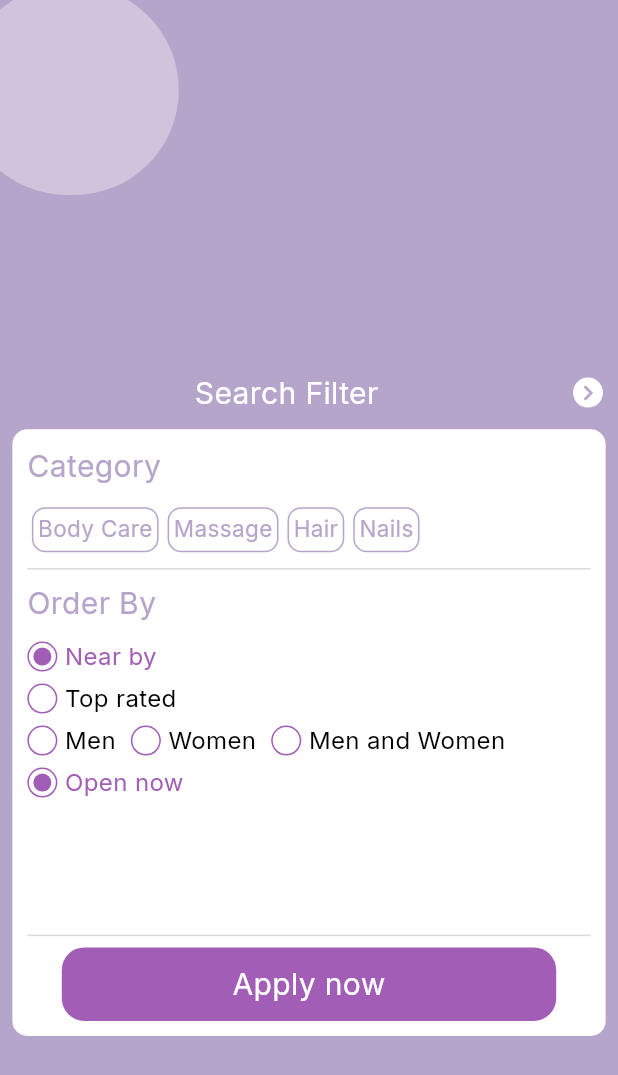
After one commit to Djihanegh/spavation_flutter_app, a Flutter app: the screen it shows after launch, after a tap on the "map" icon, on a phone screen of 412 x 824 dp. The commit adds this screen. Shown: the top 1075 px of the screen. Run offline on Flutter 3.47's test engine with Material 2 defaults, Android fonts, the phone set to English and light mode, and no system bars; drawn by our look-alikes of auto_size_text; our stand-ins replace flutter_svg, google_fonts.

Commit message:
completed filter screen

```diff
--- a/lib/app/theme.dart
+++ b/lib/app/theme.dart
@@ -4,16 +4,15 @@ import 'package:flutter/material.dart';
 
 const appPrimaryColor = Color(0xFFB6A5CA);
 const appLightGrey = Color(0xFFBEBEBE);
+
 final blackWith16Opacity = Colors.black.withOpacity(0.16);
 const appPurple = Color(0xFFB6A5CA);
 const appDarkBlue = Color(0xFF271C5D);
 const appYellowColor = Color(0xFFFFF700);
 const appStarGrey = Color(0xFFDADADA);
 const headerTextColor = Color(0xFF4754A0);
-
-
-
-
+const dividerColor = Color(0xFFDBDBDB);
+const appFilterCoLOR = Color(0xFFA25DB6);
 
 appBottomCircularRadius(double value) => BorderRadius.only(
     bottomLeft: Radius.circular(value), bottomRight: Radius.circular(value));
--- a/lib/core/utils/constant.dart
+++ b/lib/core/utils/constant.dart
@@ -0,0 +1 @@
+List<String> categories = ['Body Care', 'Massage', 'Hair', 'Nails'];
--- a/lib/core/widgets/splash_screen.dart
+++ b/lib/core/widgets/splash_screen.dart
@@ -1,6 +1,6 @@
 import 'package:flutter/material.dart';
 import 'package:flutter_svg/flutter_svg.dart';
-import 'package:spavation/features/home/presentation/screens/home.dart';
+import 'package:spavation/features/home/presentation/screens/home/home.dart';
 import 'package:spavation/generated/assets.dart';
 
 import '../../app/theme.dart';
--- /dev/null
+++ b/lib/features/home/presentation/screens/filter/filter_screen.dart
@@ -0,0 +1,191 @@
+import 'package:auto_size_text/auto_size_text.dart';
+import 'package:flutter/material.dart';
+import 'package:spavation/core/extensions/sizedBoxExt.dart';
+import 'package:spavation/core/utils/app_styles.dart';
+import 'package:spavation/core/utils/constant.dart';
+
+import '../../../../../app/theme.dart';
+import '../../../../../core/utils/size_config.dart';
+import 'widgets/filter_choice_box.dart';
+
+class FilterScreen extends StatefulWidget {
+  const FilterScreen({super.key});
+
+  @override
+  State<FilterScreen> createState() => _FilterScreenState();
+}
+
+class _FilterScreenState extends State<FilterScreen> {
+  @override
+  Widget build(BuildContext context) {
+    screenSizeInit(context);
+    return Scaffold(
+        backgroundColor: appPurple,
+        body: Center(
+            child: Stack(
+          alignment: Alignment.center,
+          children: [
+            Padding(
+                padding: EdgeInsets.only(top: sh! * 0.3),
+                child: Column(
+                  mainAxisAlignment: MainAxisAlignment.start,
+                  crossAxisAlignment: CrossAxisAlignment.center,
+                  children: [
+                    Row(
+                      mainAxisAlignment: MainAxisAlignment.end,
+                      crossAxisAlignment: CrossAxisAlignment.center,
+                      children: [
+                        Expanded(
+                            child: Align(
+                                alignment: Alignment.center,
+                                child: AutoSizeText(
+                                  'Search Filter',
+                                  style: TextStyles.inter
+                                      .copyWith(color: Colors.white),
+                                ))),
+                        Padding(
+                            padding: const EdgeInsets.only(right: 10),
+                            child: Container(
+                              height: 20,
+                              width: 20,
+                              decoration: const BoxDecoration(
+                                  shape: BoxShape.circle, color: Colors.white),
+                              child: Center(
+                                  child: IconButton(
+                                splashRadius: 10,
+                                iconSize: 20,
+                                padding: paddingAll(0),
+                                icon: const Icon(
+                                  Icons.navigate_next,
+                                  color: appPrimaryColor,
+                                  size: 20,
+                                ),
+                                onPressed: () => Navigator.pop(context),
+                              )),
+                            ))
+                      ],
+                    ),
+                    10.heightXBox,
+                    Container(
+                      width: sw! * 0.96,
+                      padding: paddingAll(10),
+                      decoration: BoxDecoration(
+                          color: Colors.white,
+                          borderRadius: BorderRadius.circular(10)),
+                      child: Column(
+                        mainAxisAlignment: MainAxisAlignment.start,
+                        crossAxisAlignment: CrossAxisAlignment.start,
+                        children: [
+                          AutoSizeText(
+                            'Category',
+                            style: TextStyles.inter
+                                .copyWith(color: appPrimaryColor),
+                          ),
+                          10.heightXBox,
+                          SizedBox(
+                              width: sw!,
+                              child: Wrap(
+                                children: categories
+                                    .map((item) => Padding(
+                                        padding: paddingAll(3),
+                                        child: Container(
+                                          padding: paddingAll(3),
+                                          height: 30,
+                                          //width: 100,
+                                          decoration: BoxDecoration(
+                                              borderRadius:
+                                                  BorderRadius.circular(9),
+                                              border: Border.all(
+                                                  color: appPrimaryColor)),
+                                          child: AutoSizeText(
+                                            item,
+                                            style: TextStyles.inter.copyWith(
+                                                color: appPrimaryColor),
+                                          ),
+                                        )))
+                                    .toList()
+                                    .cast<Widget>(),
+                              )),
+                          const Divider(
+                            thickness: 1,
+                            color: dividerColor,
+                          ),
+                          AutoSizeText(
+                            'Order By',
+                            style: TextStyles.inter
+                                .copyWith(color: appPrimaryColor),
+                          ),
+                          10.heightXBox,
+                          const FilterChoiceBox(
+                            title: 'Near by',
+                            isSelected: true,
+                          ),
+                          5.heightXBox,
+                          const FilterChoiceBox(
+                            title: 'Top rated',
+                            isSelected: false,
+                          ),
+                          5.heightXBox,
+                          Row(
+                            mainAxisAlignment: MainAxisAlignment.start,
+                            crossAxisAlignment: CrossAxisAlignment.start,
+                            children: [
+                              const FilterChoiceBox(
+                                title: 'Men',
+                                isSelected: false,
+                              ),
+                              10.widthXBox,
+                              const FilterChoiceBox(
+                                title: 'Women',
+                                isSelected: false,
+                              ),
+                              10.widthXBox,
+                              const FilterChoiceBox(
+                                title: 'Men and Women',
+                                isSelected: false,
+                              ),
+                            ],
+                          ),
+                          5.heightXBox,
+                          const FilterChoiceBox(
+                            title: 'Open now',
+                            isSelected: true,
+                          ),
+                          (sh! * 0.1).heightXBox,
+                          const Divider(
+                            thickness: 1,
+                            color: dividerColor,
+                          ),
+                          Center(
+                              child: Container(
+                            width: sw! * 0.8,
+                            padding: paddingAll(10),
+                            decoration: BoxDecoration(
+                                color: appFilterCoLOR,
+                                borderRadius: BorderRadius.circular(15)),
+                            child: AutoSizeText(
+                              'Apply now',
+                              style: TextStyles.inter
+                                  .copyWith(color: Colors.white, fontSize: 20),
+                              textAlign: TextAlign.center,
+                            ),
+                          ))
+                        ],
+                      ),
+                    )
+                  ],
+                )),
+            Positioned(
+                top: -10,
+                left: -25,
+                child: Container(
+                  height: sh! * 0.17,
+                  width: sw! * 0.35,
+                  decoration: BoxDecoration(
+                      color: Colors.white.withOpacity(0.35),
+                      borderRadius: appCircular),
+                )),
+          ],
+        )));
+  }
+}
--- /dev/null
+++ b/lib/features/home/presentation/screens/filter/widgets/filter_choice_box.dart
@@ -0,0 +1,48 @@
+import 'package:auto_size_text/auto_size_text.dart';
+import 'package:flutter/material.dart';
+import 'package:spavation/core/extensions/sizedBoxExt.dart';
+
+import '../../../../../../app/theme.dart';
+import '../../../../../../core/utils/app_styles.dart';
+import '../../../../../../core/utils/size_config.dart';
+
+class FilterChoiceBox extends StatelessWidget {
+  const FilterChoiceBox(
+      {super.key, required this.isSelected, required this.title});
+
+  final bool isSelected;
+  final String title;
+
+  @override
+  Widget build(BuildContext context) {
+    screenSizeInit(context);
+
+    return SizedBox(
+        child: Row(
+      mainAxisAlignment: MainAxisAlignment.start,
+      crossAxisAlignment: CrossAxisAlignment.center,
+      children: [
+        Container(
+          height: 20,
+          width: 20,
+          decoration: BoxDecoration(
+              shape: BoxShape.circle,
+              border: Border.all(color: appFilterCoLOR)),
+          child: Container(
+            margin: paddingAll(3),
+            decoration: BoxDecoration(
+              shape: BoxShape.circle,
+              color: isSelected ? appFilterCoLOR : Colors.white,
+            ),
+          ),
+        ),
+        5.widthXBox,
+        AutoSizeText(
+          title,
+          style: TextStyles.inter.copyWith(
+              color: isSelected ? appFilterCoLOR : Colors.black, fontSize: 16),
+        ),
+      ],
+    ));
+  }
+}
--- a/lib/features/home/presentation/screens/home.dart
+++ b/lib/features/home/presentation/screens/home/home.dart
@@ -1,12 +1,12 @@
 import 'package:flutter/material.dart';
 import 'package:spavation/app/theme.dart';
-import 'package:spavation/features/home/presentation/screens/home_screen.dart';
+import 'package:spavation/features/home/presentation/screens/home/home_screen.dart';
 import 'package:spavation/features/reservation/presentation/screens/reservation_screen.dart';
 import 'package:spavation/features/settings/presentation/screens/settings_screen.dart';
 import 'package:spavation/generated/assets.dart';
 
-import '../../../../core/utils/size_config.dart';
-import '../widgets/bottom_nav_bar_item.dart';
+import '../../../../../core/utils/size_config.dart';
+import 'widgets/bottom_nav_bar_item.dart';
 
 class Home extends StatefulWidget {
   const Home({super.key});
--- a/lib/features/home/presentation/screens/home_screen.dart
+++ b/lib/features/home/presentation/screens/home/home_screen.dart
@@ -2,14 +2,15 @@ import 'package:auto_size_text/auto_size_text.dart';
 import 'package:flutter/material.dart';
 import 'package:spavation/app/theme.dart';
 import 'package:spavation/core/extensions/sizedBoxExt.dart';
-import 'package:spavation/features/home/presentation/widgets/custom_icon.dart';
-import 'package:spavation/features/home/presentation/widgets/service_item.dart';
+import 'package:spavation/features/home/presentation/screens/filter/filter_screen.dart';
+import 'package:spavation/features/home/presentation/screens/home/widgets/custom_icon.dart';
+import 'package:spavation/features/home/presentation/screens/home/widgets/service_item.dart';
 import 'package:spavation/generated/assets.dart';
 
-import '../../../../core/utils/app_styles.dart';
-import '../../../../core/utils/size_config.dart';
-import '../widgets/category_item.dart';
-import '../widgets/search_input.dart';
+import '../../../../../core/utils/app_styles.dart';
+import '../../../../../core/utils/size_config.dart';
+import 'widgets/category_item.dart';
+import 'widgets/search_input.dart';
 
 class HomeScreen extends StatefulWidget {
   const HomeScreen({super.key});
@@ -86,9 +87,13 @@ class _HomeScreenState extends State<HomeScreen> {
                   mainAxisAlignment: MainAxisAlignment.center,
                   crossAxisAlignment: CrossAxisAlignment.center,
                   children: [
-                    const CustomIcon(icon: Icons.map_outlined),
+                    const CustomIcon(
+                        icon: Icons.map_outlined, page: FilterScreen()),
                     10.widthXBox,
-                    const CustomIcon(icon: Icons.filter_alt),
+                    const CustomIcon(
+                      icon: Icons.filter_alt,
+                      page: FilterScreen(),
+                    ),
                   ],
                 )),
 
--- a/lib/features/home/presentation/widgets/bottom_nav_bar_widget.dart
+++ b/lib/features/home/presentation/screens/home/widgets/bottom_nav_bar_widget.dart
@@ -3,7 +3,7 @@ import 'dart:developer';
 import 'package:flutter/cupertino.dart';
 import 'package:spavation/app/theme.dart';
 import 'package:flutter/material.dart';
-import '../../../../core/utils/size_config.dart';
+import '../../../../../../core/utils/size_config.dart';
 
 class BottomNavBarWidget extends StatefulWidget {
   const BottomNavBarWidget(
--- a/lib/features/home/presentation/widgets/category_item.dart
+++ b/lib/features/home/presentation/screens/home/widgets/category_item.dart
@@ -1,8 +1,8 @@
 import 'package:auto_size_text/auto_size_text.dart';
 import 'package:flutter/material.dart';
 
-import '../../../../app/theme.dart';
-import '../../../../core/utils/app_styles.dart';
+import '../../../../../../app/theme.dart';
+import '../../../../../../core/utils/app_styles.dart';
 
 class CategoryItem extends StatelessWidget {
   const CategoryItem(
--- /dev/null
+++ b/lib/features/home/presentation/screens/home/widgets/custom_icon.dart
@@ -0,0 +1,28 @@
+import 'package:flutter/material.dart';
+import 'package:spavation/app/theme.dart';
+import 'package:spavation/core/utils/navigation.dart';
+
+class CustomIcon extends StatelessWidget {
+  const CustomIcon({super.key, required this.icon, required this.page});
+
+  final IconData icon;
+  final Widget page;
+
+  @override
+  Widget build(BuildContext context) {
+    return GestureDetector(
+        onTap: () => navigateToPage(page, context),
+        child: Container(
+          decoration: BoxDecoration(
+              shape: BoxShape.circle,
+              border: Border.all(color: Colors.white, width: 1)),
+          child: Padding(
+              padding: paddingAll(4),
+              child: Icon(
+                icon,
+                color: Colors.white,
+                size: 28,
+              )),
+        ));
+  }
+}
--- a/lib/features/home/presentation/widgets/custom_icon.dart
+++ /dev/null
@@ -1,24 +0,0 @@
-import 'package:flutter/material.dart';
-import 'package:spavation/app/theme.dart';
-
-class CustomIcon extends StatelessWidget {
-  const CustomIcon({super.key, required this.icon});
-
-  final IconData icon;
-
-  @override
-  Widget build(BuildContext context) {
-    return Container(
-      decoration: BoxDecoration(
-          shape: BoxShape.circle,
-          border: Border.all(color: Colors.white, width: 1)),
-      child: Padding(
-          padding: paddingAll(4),
-          child: Icon(
-            icon,
-            color: Colors.white,
-            size: 28,
-          )),
-    );
-  }
-}
```
Also changed, not shown: lib/features/home/presentation/screens/home/widgets/service_item.dart (renamed from lib/features/home/presentation/widgets/service_item.dart, +4 -4 lines), lib/features/home/presentation/screens/home/widgets/bottom_nav_bar_item.dart (renamed from lib/features/home/presentation/widgets/bottom_nav_bar_item.dart), lib/features/home/presentation/screens/home/widgets/custom_arc.dart (renamed from lib/features/home/presentation/widgets/custom_arc.dart), lib/features/home/presentation/screens/home/widgets/search_input.dart (renamed from lib/features/home/presentation/widgets/search_input.dart).
